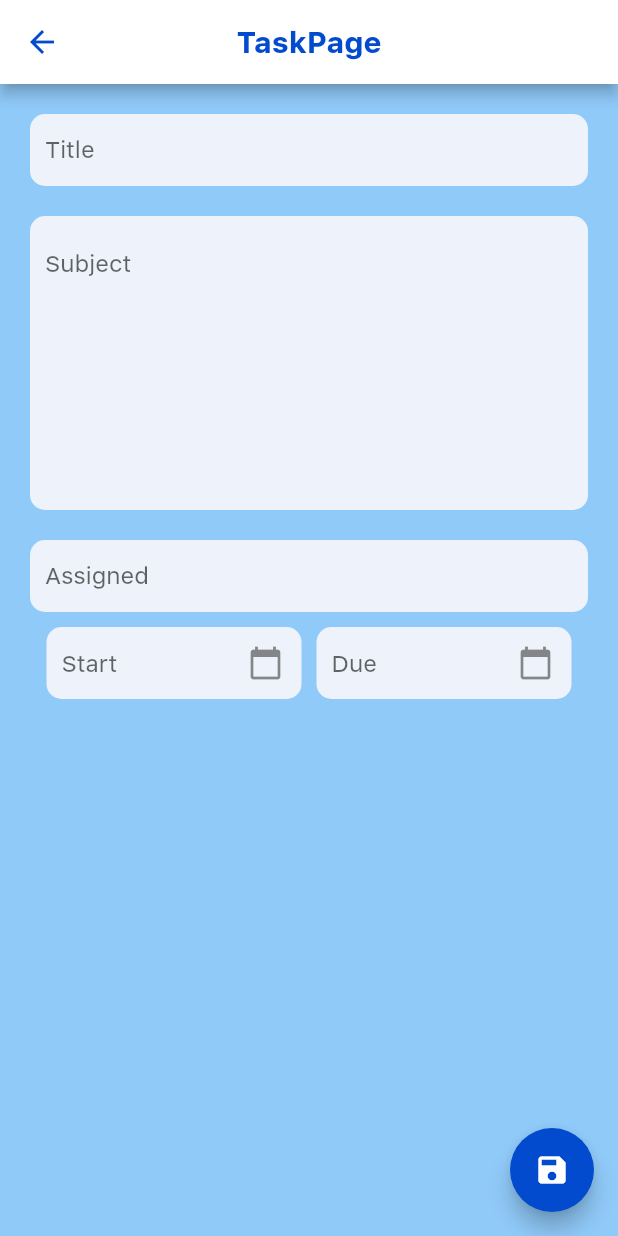
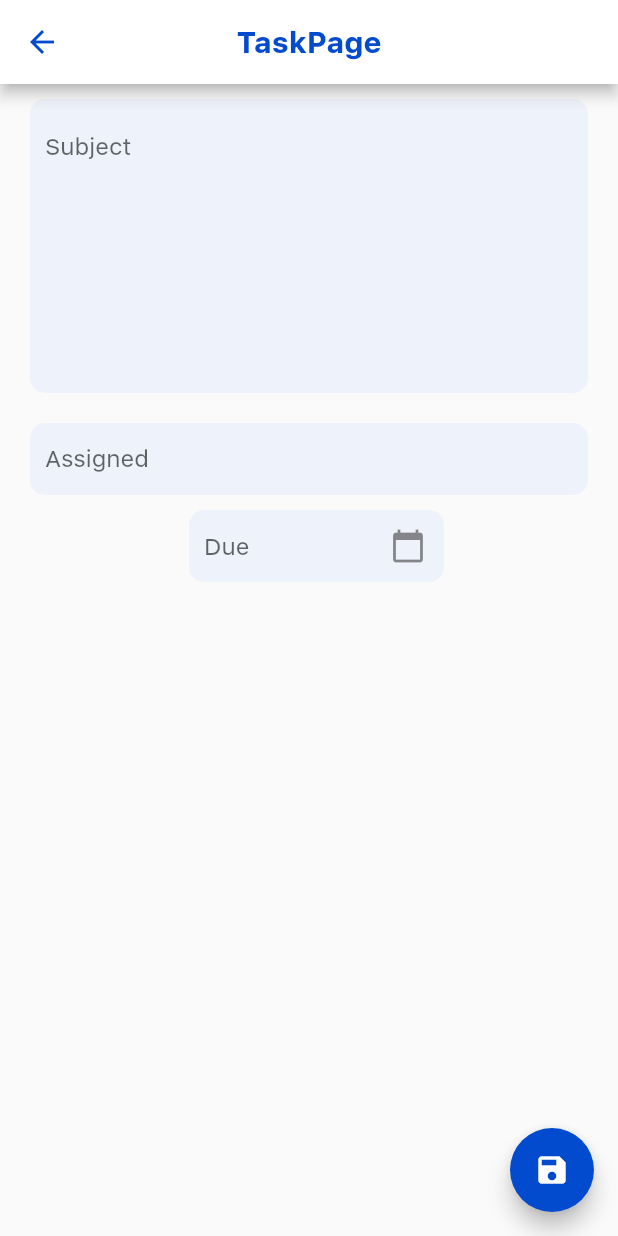
Before and after one commit to Rafarache/TaskManagerApp, a Flutter app: the TaskPage screen opened directly, on a phone screen of 412 x 824 dp. Run offline on Flutter 3.47's test engine with Material 2 defaults, Android fonts, the phone set to English and light mode, and no system bars; our stand-ins replace sqflite; accounts and stored records are empty.

Commit message:
Renove Container

```diff
--- a/lib/View/AddTask/TaskPage.dart
+++ b/lib/View/AddTask/TaskPage.dart
@@ -32,7 +32,6 @@ class _TaskPageState extends State<TaskPage> {
     return WillPopScope(
       onWillPop: null,
       child: Scaffold(
-        backgroundColor: Colors.blue[200],
         appBar: AppBar(
           backgroundColor: Colors.white,
           iconTheme: IconThemeData(
@@ -49,29 +48,6 @@ class _TaskPageState extends State<TaskPage> {
         ),
         body: Column(
           children: [
-            Container(
-              decoration: BoxDecoration(
-                color: Color(0XFFEEF2FA),
-                borderRadius: BorderRadius.circular(10),
-              ),
-              margin: EdgeInsets.only(left: 20, right: 20, bottom: 10, top: 20),
-              child: Padding(
-                padding: const EdgeInsets.only(left: 10.0),
-                child: TextField(
-                  controller: _titleController,
-                  decoration: InputDecoration(
-                    contentPadding: EdgeInsets.only(right: 10),
-                    hintText: 'Title',
-                    border: InputBorder.none,
-                  ),
-                  onChanged: (text) {
-                    setState(() {
-                      _editedTask.title = text;
-                    });
-                  },
-                ),
-              ),
-            ),
             Container(
               decoration: BoxDecoration(
                 color: Color(0XFFEEF2FA),
@@ -120,24 +96,6 @@ class _TaskPageState extends State<TaskPage> {
             Row(
               mainAxisAlignment: MainAxisAlignment.center,
               children: [
-                Flexible(
-                  child: Container(
-                    width: 170,
-                    decoration: BoxDecoration(
-                      color: Color(0XFFEEF2FA),
-                      borderRadius: BorderRadius.circular(10),
-                    ),
-                    child: TextField(
-                      keyboardType: TextInputType.emailAddress,
-                      decoration: InputDecoration(
-                        hintText: 'Start',
-                        border: InputBorder.none,
-                        suffixIcon: Icon(Icons.calendar_today),
-                        contentPadding: EdgeInsets.only(left: 10, top: 15),
-                      ),
-                    ),
-                  ),
-                ),
                 SizedBox(
                   width: 10,
                 ),
@@ -160,7 +118,7 @@ class _TaskPageState extends State<TaskPage> {
                   ),
                 ),
               ],
-            )
+            ),
           ],
         ),
         floatingActionButton: FloatingActionButton(
```
